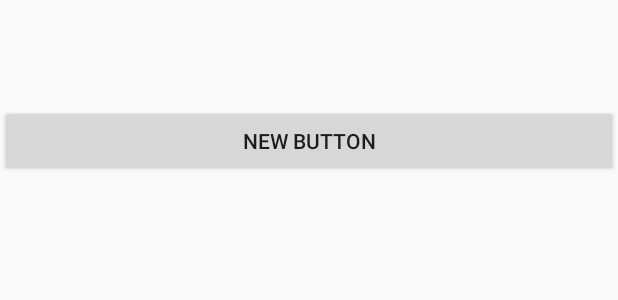
After one commit to jiminYi/Toi, an Android app: the layout button_list_item.xml on its own in the app's theme, with its tools: preview values and no code run, on a phone screen of 412 x 824 dp. The commit adds this screen. Shown: the top 300 px of the screen. Run offline under Robolectric (Android 15) with nearby library versions, the phone set to English and light mode, and no system bars.

Commit message:
change floor-restroom list (dynamic -> list)

```diff
--- a/Toi_Android/app/src/main/java/com/toi/teamtoi/toi/FloorRestRoomFragment.java
+++ b/Toi_Android/app/src/main/java/com/toi/teamtoi/toi/FloorRestRoomFragment.java
@@ -6,6 +6,7 @@ import android.view.LayoutInflater;
 import android.view.View;
 import android.view.ViewGroup;
 import android.widget.LinearLayout;
+import android.widget.ListView;
 import android.widget.TextView;
 
 import com.toi.teamtoi.toi.server.FloorRestRoomServer;
@@ -53,8 +54,8 @@ public class FloorRestRoomFragment extends Fragment {
         View view = inflater.inflate(R.layout.fragment_floor_rest_room, container, false);
         TextView tvTitle = (TextView) view.findViewById(R.id.tv_floor_rest_room_title);
         tvTitle.setText(buildingName);
-        LinearLayout linearLayout = (LinearLayout) view.findViewById(R.id.floor_rest_room_layout);
-        FloorRestRoomServer server = new FloorRestRoomServer(startFloor, endFloor, getContext(), getActivity(), linearLayout);
+        ListView lvList = (ListView) view.findViewById(R.id.lv_list);
+        FloorRestRoomServer server = new FloorRestRoomServer(getContext(), getActivity(), lvList);
         List<PostParam> postParams = new ArrayList<PostParam>();
         PostParam postParam = new PostParam("building_name", buildingName);
         postParams.add(postParam);
--- /dev/null
+++ b/Toi_Android/app/src/main/res/layout/button_list_item.xml
@@ -0,0 +1,20 @@
+<?xml version="1.0" encoding="utf-8"?>
+<LinearLayout xmlns:android="http://schemas.android.com/apk/res/android"
+    android:orientation="vertical" android:layout_width="match_parent"
+    android:layout_height="match_parent"
+    android:paddingTop="70dp"
+    android:paddingBottom="70dp">
+
+    <Button
+        android:layout_width="match_parent"
+        android:layout_height="wrap_content"
+        android:text="New Button"
+        android:id="@+id/btn_subject"
+        android:layout_gravity="center_horizontal" />
+
+    <ListView
+        android:layout_width="match_parent"
+        android:layout_height="wrap_content"
+        android:id="@+id/lv_rest_room"
+        android:layout_gravity="center_horizontal" />
+</LinearLayout>
--- a/Toi_Android/app/src/main/res/layout/fragment_floor_rest_room.xml
+++ b/Toi_Android/app/src/main/res/layout/fragment_floor_rest_room.xml
@@ -16,5 +16,11 @@
             android:textAppearance="?android:attr/textAppearanceLarge"
             android:layout_gravity="center_horizontal"
             android:id="@+id/tv_floor_rest_room_title" />
+
+        <ListView
+            android:layout_width="match_parent"
+            android:layout_height="wrap_content"
+            android:id="@+id/lv_list"
+            android:layout_gravity="center_horizontal" />
     </LinearLayout>
 </FrameLayout>
```
Also changed, not shown: Toi_Android/app/src/main/java/com/toi/teamtoi/toi/adapter/ButtonListAdapter.java (added, +109 -0 lines), Toi_Android/app/src/main/java/com/toi/teamtoi/toi/data/FloorRestRoom.java (added, +21 -0 lines), Toi_Android/app/src/main/java/com/toi/teamtoi/toi/server/FloorRestRoomServer.java (+11 -58 lines).
